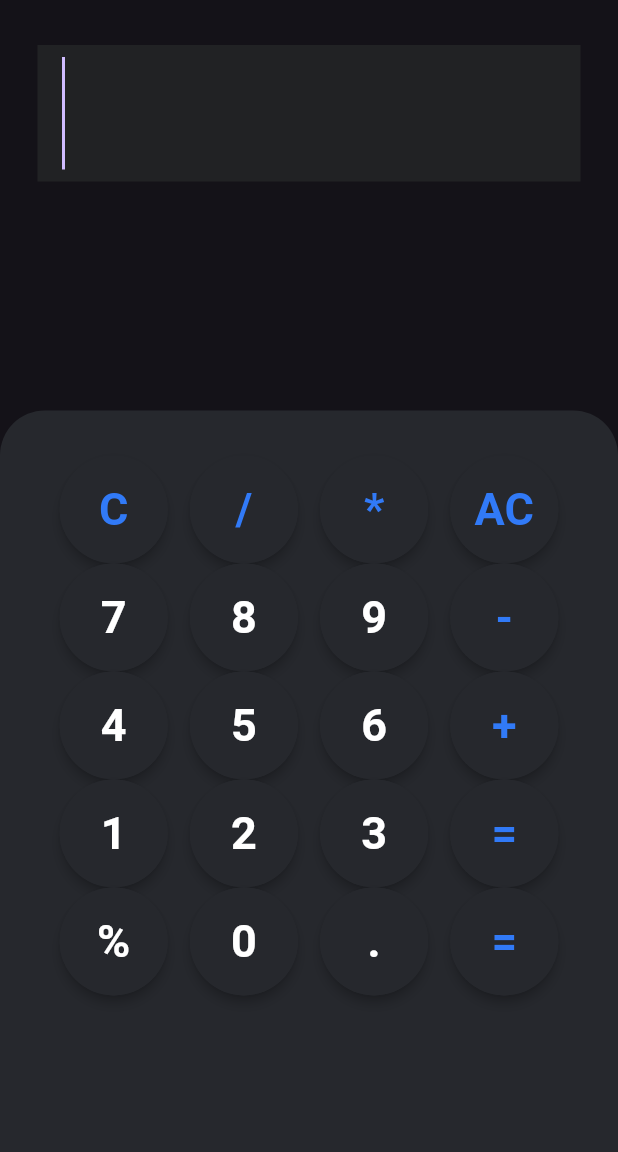
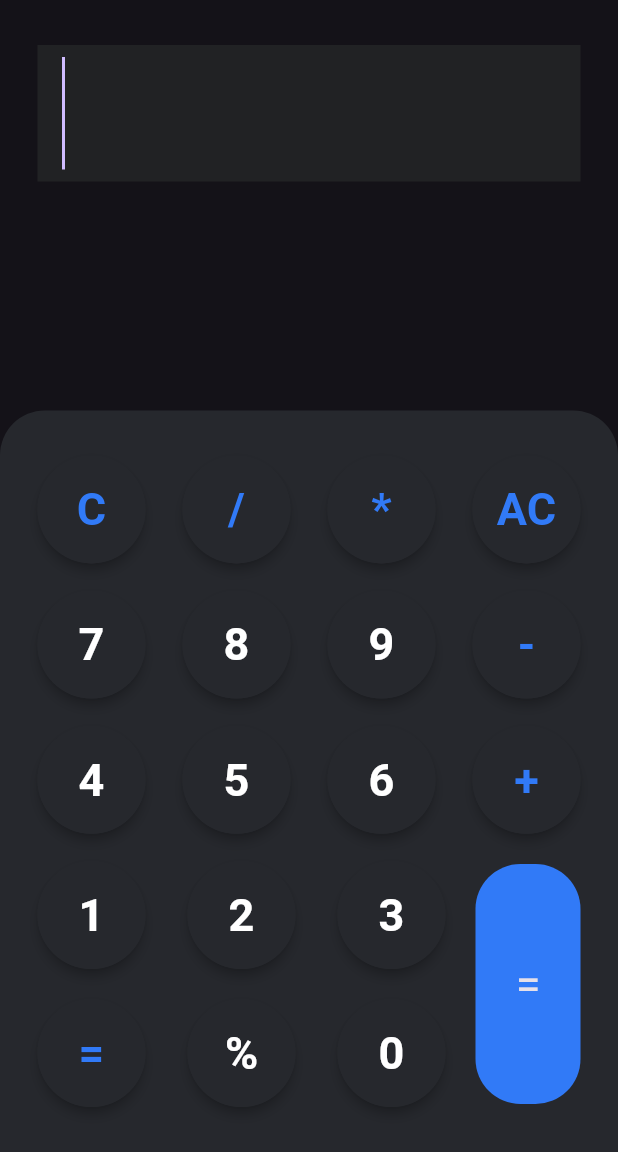
Before and after one commit to AbdullahUsman07/Calculator_App, a Flutter app: the screen it shows after launch, on a phone screen of 412 x 824 dp, the part 84-1236 px from its top. Run offline on Flutter 3.47's test engine with Material 3 defaults, Android fonts, the phone set to English and light mode, and no system bars.

Commit message:
feat: UI completed

```diff
--- a/lib/screens/homepage.dart
+++ b/lib/screens/homepage.dart
@@ -3,6 +3,7 @@ import 'package:Calculator/wigdets/textfield.dart';
 import 'package:flutter/material.dart';
 
 import '../wigdets/buttons.dart';
+import '../wigdets/equalTobutton.dart';
 
 class Homepage extends StatelessWidget {
   const Homepage({
@@ -29,33 +30,40 @@ class Homepage extends StatelessWidget {
             width: double.infinity,
             padding: const EdgeInsets.symmetric(horizontal: 25, vertical: 30),
             decoration: decoration,
-            child: SingleChildScrollView(
             child: Column(
-                mainAxisAlignment: MainAxisAlignment.spaceEvenly,
+              mainAxisAlignment: MainAxisAlignment.spaceBetween,
               children: [
                 Row(
-                    mainAxisAlignment: MainAxisAlignment.spaceEvenly,
+                  mainAxisAlignment: MainAxisAlignment.spaceBetween,
                   children: List.generate(4, (index) => buttonlist[index]),
                 ),
                 Row(
-                    mainAxisAlignment: MainAxisAlignment.spaceEvenly,
+                  mainAxisAlignment: MainAxisAlignment.spaceBetween,
                   children: List.generate(4, (index) => buttonlist[index+4]),
                 ),
                 Row(
-                    mainAxisAlignment: MainAxisAlignment.spaceEvenly,
+                  mainAxisAlignment: MainAxisAlignment.spaceBetween,
                   children: List.generate(4, (index) => buttonlist[index+8]),
                 ),
+                Row(children: [
+                  Expanded(
+                    child: Column(children: [
                       Row(
-                    mainAxisAlignment: MainAxisAlignment.spaceEvenly,
-                    children: List.generate(4, (index) => buttonlist[index+12]),
+                        mainAxisAlignment: MainAxisAlignment.spaceBetween,
+                        children: List.generate(3, (index)=> buttonlist[index+12]),
                       ),
+                      const SizedBox(height: 20,),
                       Row(
-                    mainAxisAlignment: MainAxisAlignment.spaceEvenly,
-                    children: List.generate(4, (index) => buttonlist[index+16]),
+                        mainAxisAlignment: MainAxisAlignment.spaceBetween,
+                        children: List.generate(3, (index)=> buttonlist[index+15]),
                       ),
-
                     ],
                     ),
+                  ),
+                  const SizedBox(width: 20,),
+                  EqualToButton(),
+                ],)
+              ],
             ),
           ),
         ],
@@ -63,6 +71,7 @@ class Homepage extends StatelessWidget {
     );
   }
 }
+
 
 List<Widget> buttonlist = [
   Button(
--- a/lib/wigdets/buttons.dart
+++ b/lib/wigdets/buttons.dart
@@ -2,8 +2,8 @@ import 'package:flutter/material.dart';
 import 'package:Calculator/colors.dart';
 
 class Button extends StatelessWidget {
-  String text;
-  Color color;
+  final String text;
+  final Color color;
   Button({
     super.key,
     required this.text,
--- /dev/null
+++ b/lib/wigdets/equalTobutton.dart
@@ -0,0 +1,22 @@
+
+import 'package:flutter/material.dart';
+import 'package:Calculator/colors.dart';
+
+class EqualToButton extends StatelessWidget {
+  const EqualToButton({
+    super.key,
+  });
+
+  @override
+  Widget build(BuildContext context) {
+    return Container(
+      height:160,
+      width: 70,
+      decoration: BoxDecoration(
+        color:AppColors.secondaryColor,
+        borderRadius: BorderRadius.circular(30),
+      ),
+      child:const Center(child:Text("=",style:TextStyle(fontSize: 30,)))
+    );
+  }
+}
```
Lines whose indentation alone changed are shown as unchanged.
